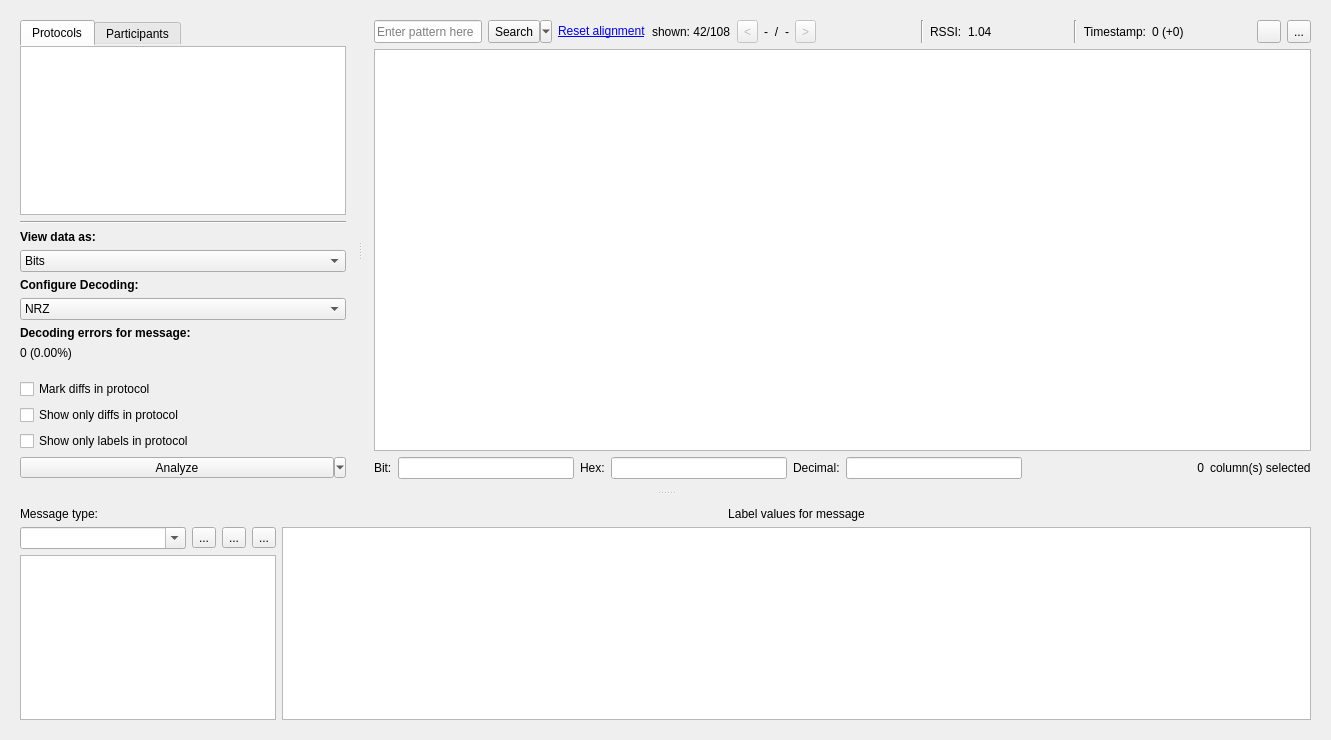
First picture: the form in data/ui/analysis.ui, repository jopohl/urh, before the edit.
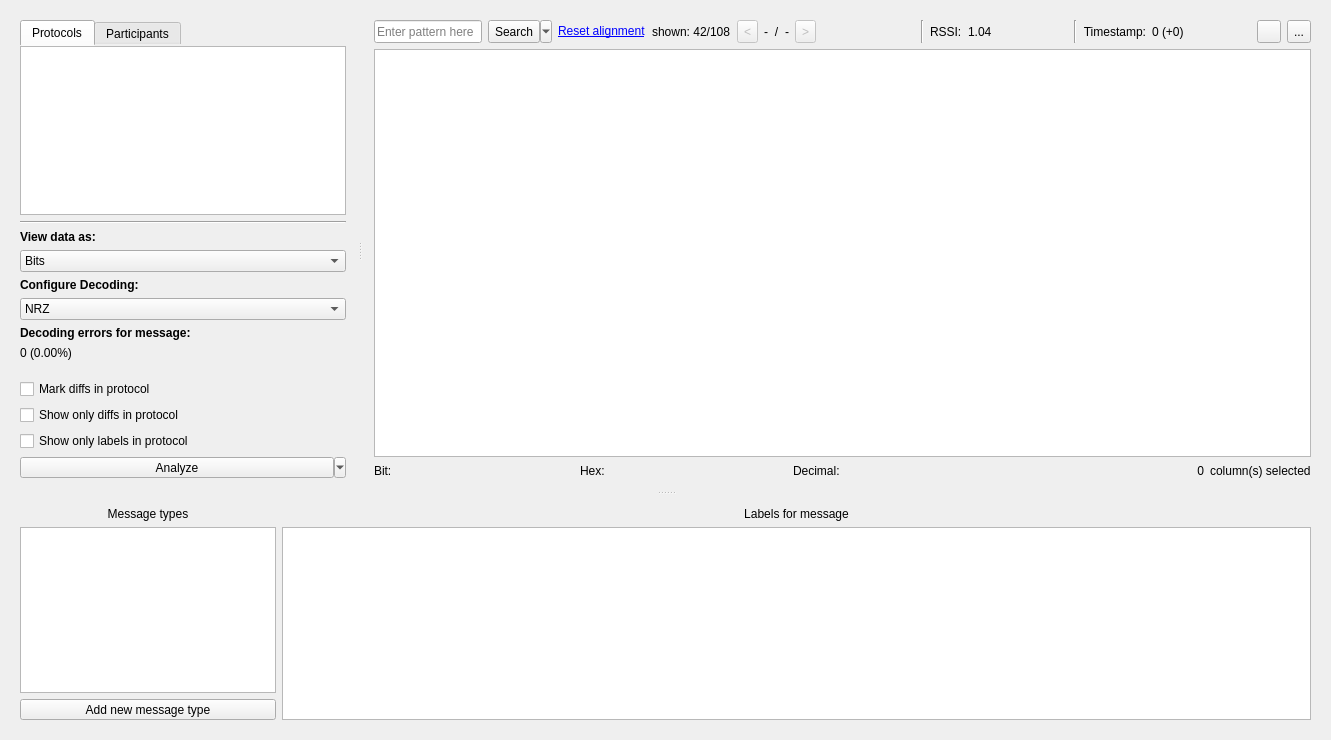
Second picture: the form after the edit. Icons and pictures are not drawn. Custom widgets are drawn as their Qt base class.

Commit message: UI Upgrade of message type configuration (#532)

What changed in the file:
```diff
--- a/data/ui/analysis.ui
+++ b/data/ui/analysis.ui
@@ -914,6 +914,12 @@
                 <property name="acceptDrops">
                  <bool>false</bool>
                 </property>
+                <property name="styleSheet">
+                 <string notr="true">background-color: rgba(255, 255, 255, 0);</string>
+                </property>
+                <property name="frame">
+                 <bool>false</bool>
+                </property>
                 <property name="readOnly">
                  <bool>true</bool>
                 </property>
@@ -955,6 +961,12 @@
                 <property name="acceptDrops">
                  <bool>false</bool>
                 </property>
+                <property name="styleSheet">
+                 <string notr="true">background-color: rgba(255, 255, 255, 0);</string>
+                </property>
+                <property name="frame">
+                 <bool>false</bool>
+                </property>
                 <property name="readOnly">
                  <bool>true</bool>
                 </property>
@@ -996,6 +1008,12 @@
                 <property name="acceptDrops">
                  <bool>false</bool>
                 </property>
+                <property name="styleSheet">
+                 <string notr="true">background-color: rgba(255, 255, 255, 0);</string>
+                </property>
+                <property name="frame">
+                 <bool>false</bool>
+                </property>
                 <property name="readOnly">
                  <bool>true</bool>
                 </property>
@@ -1045,62 +1063,6 @@
            </property>
            <item>
             <layout class="QGridLayout" name="gridLayout">
-             <item row="1" column="0">
-              <layout class="QHBoxLayout" name="horizontalLayout_2">
-               <item>
-                <widget class="QComboBox" name="cbMessagetypes">
-                 <property name="editable">
-                  <bool>true</bool>
-                 </property>
-                 <property name="insertPolicy">
-                  <enum>QComboBox::NoInsert</enum>
-                 </property>
-                </widget>
-               </item>
-               <item>
-                <widget class="QToolButton" name="btnMessagetypeSettings">
-                 <property name="toolTip">
-                  <string>Settings for message type</string>
-                 </property>
-                 <property name="text">
-                  <string>...</string>
-                 </property>
-                 <property name="icon">
-                  <iconset theme="preferences-other">
-                   <normaloff>.</normaloff>.</iconset>
-                 </property>
-                </widget>
-               </item>
-               <item>
-                <widget class="QToolButton" name="btnAddMessagetype">
-                 <property name="toolTip">
-                  <string>Add a new message type</string>
-                 </property>
-                 <property name="text">
-                  <string>...</string>
-                 </property>
-                 <property name="icon">
-                  <iconset theme="list-add">
-                   <normaloff>.</normaloff>.</iconset>
-                 </property>
-                </widget>
-               </item>
-               <item>
-                <widget class="QToolButton" name="btnRemoveMessagetype">
-                 <property name="toolTip">
-                  <string>Delete current message type</string>
-                 </property>
-                 <property name="text">
-                  <string>...</string>
-                 </property>
-                 <property name="icon">
-                  <iconset theme="list-remove">
-                   <normaloff>.</normaloff>.</iconset>
-                 </property>
-                </widget>
-               </item>
-              </layout>
-             </item>
              <item row="0" column="0">
               <widget class="QLabel" name="label">
                <property name="sizePolicy">
@@ -1110,11 +1072,53 @@
                 </sizepolicy>
                </property>
                <property name="text">
-                <string>Message type:</string>
+                <string>Message types</string>
                </property>
+               <property name="alignment">
+                <set>Qt::AlignCenter</set>
+               </property>
               </widget>
              </item>
-             <item row="1" column="1" rowspan="2">
+             <item row="0" column="1">
+              <widget class="QLabel" name="lblLabelValues">
+               <property name="sizePolicy">
+                <sizepolicy hsizetype="Preferred" vsizetype="Fixed">
+                 <horstretch>0</horstretch>
+                 <verstretch>0</verstretch>
+                </sizepolicy>
+               </property>
+               <property name="text">
+                <string>Labels for message</string>
+               </property>
+               <property name="alignment">
+                <set>Qt::AlignCenter</set>
+               </property>
+              </widget>
+             </item>
+             <item row="3" column="0">
+              <widget class="QToolButton" name="btnAddMessagetype">
+               <property name="sizePolicy">
+                <sizepolicy hsizetype="Preferred" vsizetype="Fixed">
+                 <horstretch>0</horstretch>
+                 <verstretch>0</verstretch>
+                </sizepolicy>
+               </property>
+               <property name="toolTip">
+                <string>Add a new message type</string>
+               </property>
+               <property name="text">
+                <string>Add new message type</string>
+               </property>
+               <property name="icon">
+                <iconset theme="list-add">
+                 <normaloff>.</normaloff>.</iconset>
+               </property>
+               <property name="toolButtonStyle">
+                <enum>Qt::ToolButtonTextBesideIcon</enum>
+               </property>
+              </widget>
+             </item>
+             <item row="1" column="1" rowspan="3">
               <widget class="LabelValueTableView" name="tblLabelValues">
                <property name="sizePolicy">
                 <sizepolicy hsizetype="Expanding" vsizetype="Preferred">
@@ -1148,24 +1152,8 @@
                </attribute>
               </widget>
              </item>
-             <item row="0" column="1">
-              <widget class="QLabel" name="lblLabelValues">
-               <property name="sizePolicy">
-                <sizepolicy hsizetype="Preferred" vsizetype="Fixed">
-                 <horstretch>0</horstretch>
-                 <verstretch>0</verstretch>
-                </sizepolicy>
-               </property>
-               <property name="text">
-                <string>Label values for message</string>
-               </property>
-               <property name="alignment">
-                <set>Qt::AlignCenter</set>
-               </property>
-              </widget>
-             </item>
-             <item row="2" column="0">
-              <widget class="ProtocolLabelListView" name="listViewLabelNames">
+             <item row="1" column="0" rowspan="2">
+              <widget class="MessageTypeTableView" name="tblViewMessageTypes">
                <property name="sizePolicy">
                 <sizepolicy hsizetype="Preferred" vsizetype="Preferred">
                  <horstretch>0</horstretch>
@@ -1181,6 +1169,15 @@
                <property name="frameShape">
                 <enum>QFrame::StyledPanel</enum>
                </property>
+               <property name="alternatingRowColors">
+                <bool>true</bool>
+               </property>
+               <property name="showGrid">
+                <bool>false</bool>
+               </property>
+               <attribute name="verticalHeaderVisible">
+                <bool>false</bool>
+               </attribute>
               </widget>
              </item>
             </layout>
@@ -1196,11 +1193,6 @@
   </layout>
  </widget>
  <customwidgets>
-  <customwidget>
-   <class>ProtocolLabelListView</class>
-   <extends>QListView</extends>
-   <header>urh.ui.views.ProtocolLabelListView.h</header>
-  </customwidget>
   <customwidget>
    <class>ProtocolTableView</class>
    <extends>QTableView</extends>
@@ -1216,6 +1208,11 @@
    <extends>QTreeView</extends>
    <header>urh.ui.views.ProtocolTreeView.h</header>
   </customwidget>
+  <customwidget>
+   <class>MessageTypeTableView</class>
+   <extends>QTableView</extends>
+   <header>urh.ui.views.MessageTypeTableView.h</header>
+  </customwidget>
  </customwidgets>
  <resources>
   <include location="urh.qrc"/>
```
Left out of the diff: 2 changed lines with no effect on the pictures. The commit also changes 55 other files.
